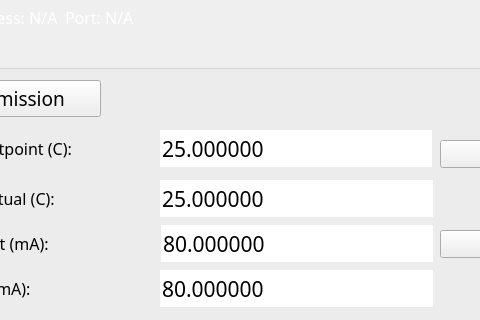
Qt form pylabnet/gui/pyqt/gui_templates/toptica_control.ui (lukingroup/pylabnet) before a commit; both pictures show x 140 to 620 and y 0 to 320 of the 1437 by 545 pixel window.
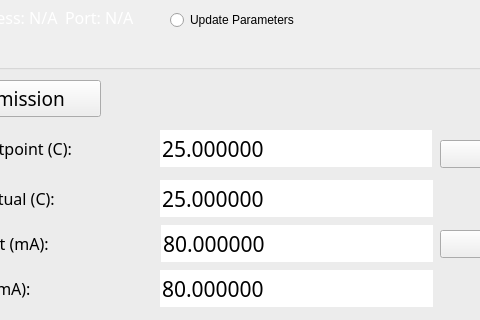
The same form after that commit. Icons and pictures are not drawn.

Commit message: Double Toptica locking now works.

The edit to the form file:
```diff
--- a/pylabnet/gui/pyqt/gui_templates/toptica_control.ui
+++ b/pylabnet/gui/pyqt/gui_templates/toptica_control.ui
@@ -1405,6 +1405,22 @@
      </item>
     </layout>
    </widget>
+   <widget class="QRadioButton" name="update_params">
+    <property name="geometry">
+     <rect>
+      <x>310</x>
+      <y>10</y>
+      <width>141</width>
+      <height>20</height>
+     </rect>
+    </property>
+    <property name="text">
+     <string>Update Parameters</string>
+    </property>
+    <property name="checked">
+     <bool>false</bool>
+    </property>
+   </widget>
   </widget>
   <widget class="QMenuBar" name="menubar">
    <property name="geometry">
```
The commit also changes 4 other files.
